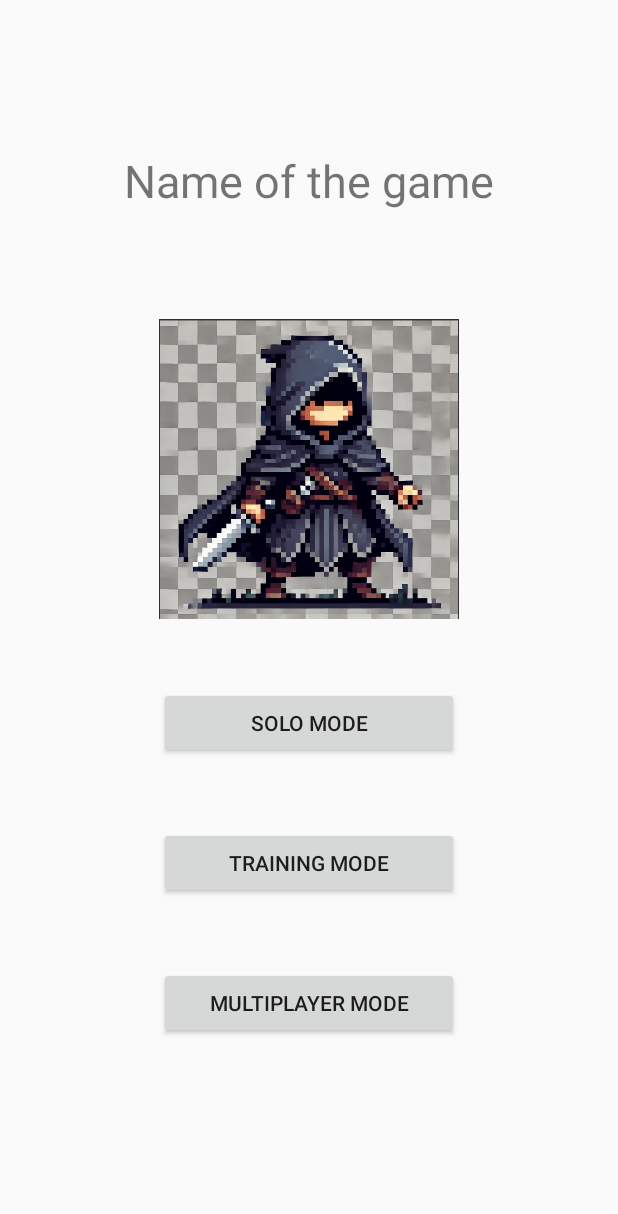
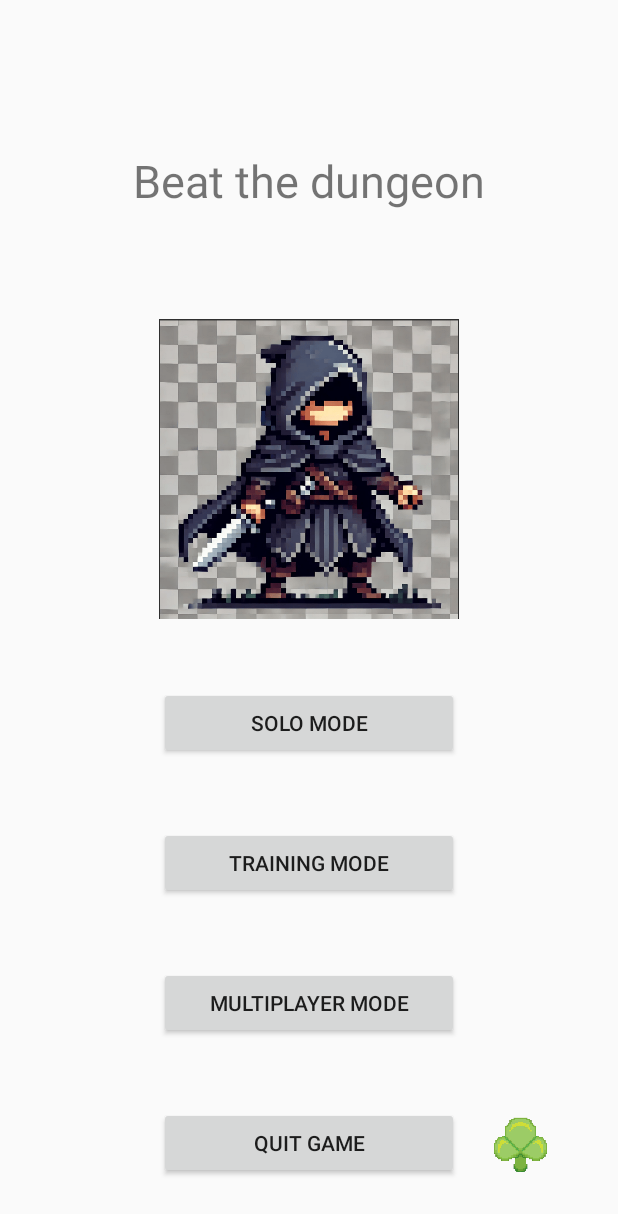
Before and after one commit to malogoetgheluck/Projet_ProgM, an Android app built with Jetpack Compose: the screen it shows after launch (ActivityHomePage), on a phone screen of 412 x 824 dp. Shown: the top 1214 px of the screen. Run offline under Robolectric (Android 15) with nearby library versions, the phone set to English and light mode, and no system bars; our stand-ins replace Room's generated code.

Commit message:
Added soudeffect and music, and parameter. Yes on the dev but I didn't pay attention......

```diff
--- a/app/src/main/java/com/example/projet_progm/ActivityHomePage.kt
+++ b/app/src/main/java/com/example/projet_progm/ActivityHomePage.kt
@@ -6,6 +6,10 @@ import android.content.Intent
 import android.os.Bundle
 import android.util.Log
 import android.view.View
+import android.widget.FrameLayout
+import android.widget.ImageView
+import android.widget.Switch
+import android.widget.TextView
 import androidx.activity.ComponentActivity
 import androidx.activity.enableEdgeToEdge
 import androidx.lifecycle.lifecycleScope
@@ -14,10 +18,18 @@ import kotlinx.coroutines.Dispatchers
 import kotlinx.coroutines.launch
 
 class ActivityHomePage : ComponentActivity() {
+    private lateinit var musicPlayer: MusicPlayer
+    private lateinit var parameterLayout: FrameLayout
+
     override fun onCreate(savedInstanceState: Bundle?) {
         super.onCreate(savedInstanceState)
         enableEdgeToEdge()
         setContentView(R.layout.mainlayout)
+
+        parameterLayout = findViewById(R.id.parameterLayout)
+
+        musicPlayer = MusicPlayer(this)
+        musicPlayer.playMusic(R.raw.homepage)
 
         val db = Room.databaseBuilder(
                 applicationContext,
@@ -52,6 +64,24 @@ class ActivityHomePage : ComponentActivity() {
                 //Log.d("DEBUG", "Game: ${it.gameName} ${it.gameActivity}")
             }
         }
+
+        //Parameters
+        val musicSwitch = findViewById<Switch>(R.id.musicSwitch)
+        val soundSwitch = findViewById<Switch>(R.id.soundSwitch)
+        val sharedPref = getSharedPreferences("BTDPrefs", MODE_PRIVATE)
+
+        musicSwitch.isChecked = sharedPref.getBoolean("music_enabled", true)
+        soundSwitch.isChecked = sharedPref.getBoolean("sound_enabled", true)
+
+        musicSwitch.setOnCheckedChangeListener { _, isChecked ->
+            sharedPref.edit().putBoolean("music_enabled", isChecked).apply()
+            musicPlayer.pauseMusic()
+            musicPlayer.resumeMusic()
+        }
+
+        soundSwitch.setOnCheckedChangeListener { _, isChecked ->
+            sharedPref.edit().putBoolean("sound_enabled", isChecked).apply()
+        }
     }
 
     fun goToSoloGame(view: View?) {
@@ -64,8 +94,34 @@ class ActivityHomePage : ComponentActivity() {
         startActivity(intent)
     }
 
-    fun goToMemento(view: View){
-        val intent = Intent(this, ActivityMemento::class.java)
-        startActivity(intent)
+    fun openParameters(view: View){
+        if (parameterLayout.visibility == View.VISIBLE){
+            parameterLayout.visibility = View.GONE
+        } else {
+            parameterLayout.visibility = View.VISIBLE
+        }
+    }
+
+    fun closeParameters(view: View){
+        parameterLayout.visibility = View.GONE
+    }
+
+    fun leaveGame(view: View){
+        finish()
+    }
+
+    override fun onDestroy() {
+        super.onDestroy()
+        musicPlayer.release()
+    }
+
+    override fun onResume() {
+        super.onResume()
+        musicPlayer.resumeMusic()
+    }
+
+    override fun onPause() {
+        super.onPause()
+        musicPlayer.pauseMusic()
     }
 }
--- /dev/null
+++ b/app/src/main/java/com/example/projet_progm/MusicPlayer.kt
@@ -0,0 +1,87 @@
+package com.example.projet_progm
+
+import android.app.Activity.MODE_PRIVATE
+import android.content.Context
+import android.content.SharedPreferences
+import android.media.AudioAttributes
+import android.media.MediaPlayer
+import android.media.SoundPool
+
+class MusicPlayer(private val context: Context) {
+
+    private var mediaPlayer: MediaPlayer? = null
+    private var soundPool: SoundPool
+    private val soundMap = mutableMapOf<String, Int>()
+
+    private var sharedPref: SharedPreferences
+
+    init {
+        val audioAttributes = AudioAttributes.Builder()
+            .setUsage(AudioAttributes.USAGE_GAME)
+            .setContentType(AudioAttributes.CONTENT_TYPE_SONIFICATION)
+            .build()
+
+        soundPool = SoundPool.Builder()
+            .setMaxStreams(5)
+            .setAudioAttributes(audioAttributes)
+            .build()
+
+        sharedPref = context.getSharedPreferences("BTDPrefs", Context.MODE_PRIVATE)
+    }
+
+    /** MUSIC **/
+
+    fun playMusic(resId: Int, looping: Boolean = true) {
+        val musicEnabled = sharedPref.getBoolean("music_enabled", true)
+        if (musicEnabled) {
+            stopMusic()
+            mediaPlayer = MediaPlayer.create(context, resId)
+            mediaPlayer?.isLooping = looping
+            mediaPlayer?.start()
+        }
+    }
+
+    fun stopMusic() {
+        mediaPlayer?.let {
+            it.stop()
+            it.release()
+        }
+        mediaPlayer = null
+    }
+
+    fun pauseMusic() {
+        mediaPlayer?.pause()
+    }
+
+    fun resumeMusic() {
+        val musicEnabled = sharedPref.getBoolean("music_enabled", true)
+        if (musicEnabled) {
+            if (mediaPlayer == null) {
+                playMusic(R.raw.homepage)
+            } else {
+                mediaPlayer?.start()
+            }
+        }
+    }
+
+    /** SFX **/
+
+    fun loadSound(name: String, resId: Int) {
+        val soundId = soundPool.load(context, resId, 1)
+        soundMap[name] = soundId
+    }
+
+    fun playSound(name: String) {
+        val sfxEnabled = sharedPref.getBoolean("sound_enabled", true)
+        if (sfxEnabled) {
+            soundMap[name]?.let { soundId ->
+                soundPool.play(soundId, 1f, 1f, 1, 0, 1f)
+            }
+        }
+    }
+
+    fun release() {
+        mediaPlayer?.release()
+        soundPool.release()
+    }
+}
--- a/app/src/main/res/layout/mainlayout.xml
+++ b/app/src/main/res/layout/mainlayout.xml
@@ -1,6 +1,7 @@
 <?xml version="1.0" encoding="utf-8"?>
 <RelativeLayout xmlns:android="http://schemas.android.com/apk/res/android"
     xmlns:app="http://schemas.android.com/apk/res-auto"
+    xmlns:tools="http://schemas.android.com/tools"
     android:layout_width="match_parent"
     android:layout_height="match_parent">
 
@@ -14,7 +15,7 @@
         android:layout_marginStart="75dp"
         android:layout_marginTop="100dp"
         android:layout_marginEnd="75dp"
-        android:text="Name of the game"
+        android:text="Beat the dungeon"
         android:textAlignment="center"
         android:textSize="30sp" />
 
@@ -65,4 +66,88 @@
         android:text="Multiplayer mode"
         android:maxWidth="300dp"
         android:minWidth="200dp"/>
+
+    <Button
+        android:id="@+id/quitButton"
+        android:layout_width="wrap_content"
+        android:layout_height="wrap_content"
+        android:layout_below="@+id/button3"
+        android:layout_centerHorizontal="true"
+        android:layout_marginTop="45dp"
+        android:text="Quit game"
+        android:maxWidth="300dp"
+        android:minWidth="200dp"
+        android:onClick="leaveGame"/>
+
+    <FrameLayout
+        android:id="@+id/parameterLayout"
+        android:layout_width="300dp"
+        android:layout_height="match_parent"
+        android:layout_marginStart="50dp"
+        android:layout_marginTop="300dp"
+        android:layout_marginBottom="200dp"
+        android:layout_marginEnd="50dp"
+        android:background="#B0B0B0"
+        android:gravity="center"
+        android:clickable="true"
+        android:padding="16dp"
+        android:elevation="10dp"
+        android:visibility="gone">
+
+        <TextView
+            android:id="@+id/parameterTextView"
+            android:layout_width="wrap_content"
+            android:layout_height="wrap_content"
+            android:layout_gravity="top|center"
+            android:layout_marginTop="50dp"
+            android:text="Parameters"
+            android:textColor="#000000"
+            android:textSize="24sp" />
+
+        <Button
+            android:id="@+id/button4"
+            android:layout_width="wrap_content"
+            android:layout_height="wrap_content"
+            android:layout_gravity="bottom|center"
+            android:text="Close"
+            android:onClick="closeParameters"/>
+
+        <Switch
+            android:id="@+id/musicSwitch"
+            android:layout_width="200dp"
+            android:layout_height="50dp"
+            android:layout_gravity="center|top"
+            android:layout_marginTop="150dp"
+            android:layout_weight="1"
+            android:gravity="center"
+            android:text="Music"
+            tools:ignore="UseSwitchCompatOrMaterialXml" />
+
+        <Switch
+            android:id="@+id/soundSwitch"
+            android:layout_width="200dp"
+            android:layout_height="50dp"
+            android:layout_gravity="center|top"
+            android:layout_marginTop="200dp"
+            android:layout_weight="1"
+            android:gravity="center"
+            android:text="Sound Effects"
+            tools:ignore="UseSwitchCompatOrMaterialXml" />
+
+    </FrameLayout>
+
+    <ImageView
+        android:id="@+id/imageView3"
+        android:layout_width="70dp"
+        android:layout_height="70dp"
+        android:layout_alignParentEnd="true"
+        android:layout_alignParentBottom="true"
+        android:layout_marginEnd="30dp"
+        android:layout_marginBottom="30dp"
+        android:onClick="openParameters"
+        android:src="@drawable/leaf"
+        android:elevation="5dp"
+        android:contentDescription="parameters"/>
+
+
 </RelativeLayout>
```
Also changed, not shown: app/src/main/java/com/example/projet_progm/ActivityFindTheObject.kt (+11 -0 lines), app/src/main/java/com/example/projet_progm/ActivityMemento.kt (+11 -0 lines), app/src/main/java/com/example/projet_progm/ActivitySearchTheChest.kt (+11 -0 lines), app/src/main/java/com/example/projet_progm/ActivitySoloMode.kt (+19 -0 lines), app/src/main/java/com/example/projet_progm/ActivityTrainingMode.kt (+19 -0 lines), app/src/main/java/com/example/projet_progm/EnigmeActivity.kt (+16 -0 lines), app/src/main/java/com/example/projet_progm/Player_VS_Enemy.kt (+11 -0 lines), app/src/main/java/com/example/projet_progm/QuestionnaireGameActivity.kt (+15 -0 lines), app/src/main/res/drawable/Button.png (added), 5 other files.
